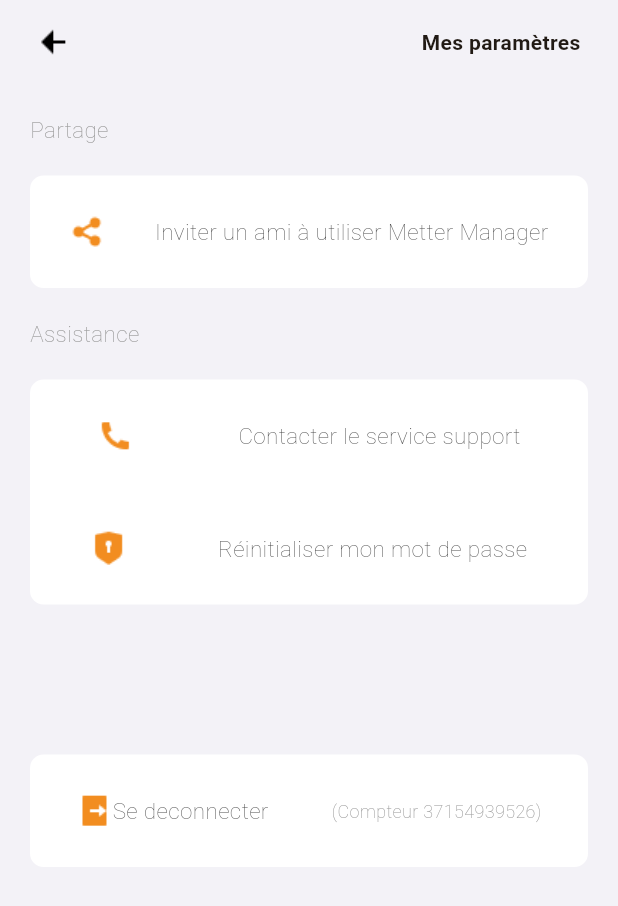
After one commit to ClichyMercury/CheckElec, a Flutter app: the Settings screen opened directly, on a phone screen of 412 x 824 dp. The commit adds this screen. Shown: the top 906 px of the screen. Run offline on Flutter 3.47's test engine with Material 2 defaults, Android fonts, the light colour scheme and no system bars; our stand-ins replace flutter_svg; Roboto replaces fonts that are missing (Isophan); project files that could hold a hidden picture were left out.

```diff
--- a/lib/screens/root.dart
+++ b/lib/screens/root.dart
@@ -1,7 +1,7 @@
-import 'package:check_elec/screens/homepage/homepage.dart';
-import 'package:check_elec/screens/profil/profil.dart';
-import 'package:check_elec/screens/statistiques/statistcs.dart';
+import 'package:check_elec/screens/root/homepage/homepage.dart';
+import 'package:check_elec/screens/root/statistiques/statistcs.dart';
 import 'package:check_elec/widgets/bottomNavigationBar/custtom_navigation_bar.dart';
+import 'package:check_elec/screens/root/profil/profil.dart';
 import 'package:flutter/material.dart';
 
 class Root extends StatefulWidget {
--- a/lib/screens/homepage/homepage.dart
+++ b/lib/screens/root/homepage/homepage.dart
@@ -1,4 +1,5 @@
 import 'package:check_elec/constant/custumTheme.dart';
+import 'package:check_elec/settings.dart';
 import 'package:flutter/material.dart';
 
 class MyHomePage extends StatefulWidget {
@@ -22,7 +23,14 @@ class _MyHomePageState extends State<MyHomePage> {
             splashColor: CustumTheme.orangeMainColor.withOpacity(0.2),
             child: Padding(
               padding: const EdgeInsets.only(left: 15),
-              child: Image.asset("assets/icons/settings.png"),
+              child: GestureDetector(
+                  onTap: () {
+                    Navigator.push(
+                        context,
+                        MaterialPageRoute(
+                            builder: (context) => const Settings()));
+                  },
+                  child: Image.asset("assets/icons/settings.png")),
             ),
           ),
           actions: [
@@ -79,7 +87,7 @@ class _MyHomePageState extends State<MyHomePage> {
                 ),
                 const SizedBox(height: 10),
                 Container(
-                  padding: EdgeInsets.all(20),
+                  padding: const EdgeInsets.all(20),
                   width: double.infinity,
                   height: 200,
                   decoration: ShapeDecoration(
@@ -150,18 +158,16 @@ class _MyHomePageState extends State<MyHomePage> {
                   ),
                 ),
                 const SizedBox(height: 25),
-                SingleChildScrollView(
-                  scrollDirection: Axis.horizontal,
-                  child: Row(
+                Row(
+                  mainAxisAlignment: MainAxisAlignment.spaceBetween,
                   children: [
                     servicesCard("assets/icons/nineSquareIcon.png",
                         "Faire un \nrechargement"),
-                      servicesCard("assets/icons/calendar.png",
-                          "Voir mes \nprédictions"),
+                    servicesCard(
+                        "assets/icons/calendar.png", "Voir mes \nprédictions"),
                     servicesCard(
                         "assets/icons/history.png", "Voir mon \nhistorique"),
                   ],
-                  ),
                 )
               ],
             ),
@@ -174,8 +180,8 @@ class _MyHomePageState extends State<MyHomePage> {
       children: [
         Container(
           margin: const EdgeInsets.symmetric(horizontal: 5),
-          width: 90,
-          height: 112,
+          width: 100,
+          height: 122,
           decoration: ShapeDecoration(
             color: Colors.white,
             shape:
--- a/lib/screens/profil/profil.dart
+++ b/lib/screens/root/profil/profil.dart
@@ -1,3 +1,4 @@
+import 'package:check_elec/settings.dart';
 import 'package:flutter/material.dart';
 import 'package:check_elec/constant/custumTheme.dart';
 
@@ -22,7 +23,14 @@ class _MyMyProlileState extends State<MyMyProlile> {
           splashColor: CustumTheme.orangeMainColor.withOpacity(0.2),
           child: Padding(
             padding: const EdgeInsets.only(left: 15),
-            child: Image.asset("assets/icons/settings.png"),
+            child: GestureDetector(
+                onTap: () {
+                  Navigator.push(
+                      context,
+                      MaterialPageRoute(
+                          builder: (context) => const Settings()));
+                },
+                child: Image.asset("assets/icons/settings.png")),
           ),
         ),
         actions: [
--- a/lib/screens/statistiques/statistcs.dart
+++ b/lib/screens/root/statistiques/statistcs.dart
@@ -1,4 +1,5 @@
 import 'package:check_elec/constant/custumTheme.dart';
+import 'package:check_elec/settings.dart';
 import 'package:check_elec/widgets/statHistory.dart';
 import 'package:check_elec/widgets/timeSelection.dart';
 import 'package:flutter/material.dart';
@@ -24,7 +25,12 @@ class _MyStatisticsState extends State<MyStatistics> {
             splashColor: CustumTheme.orangeMainColor.withOpacity(0.2),
             child: Padding(
               padding: const EdgeInsets.only(left: 15),
-              child: Image.asset("assets/icons/settings.png"),
+              child: GestureDetector(onTap: () {
+                  Navigator.push(
+                      context,
+                      MaterialPageRoute(
+                          builder: (context) => const Settings()));
+                },child: Image.asset("assets/icons/settings.png")),
             ),
           ),
           actions: [
--- /dev/null
+++ b/lib/settings.dart
@@ -0,0 +1,198 @@
+import 'package:flutter/material.dart';
+import 'package:check_elec/constant/custumTheme.dart';
+
+class Settings extends StatefulWidget {
+  const Settings({
+    super.key,
+  });
+
+  @override
+  State<Settings> createState() => _SettingsState();
+}
+
+class _SettingsState extends State<Settings> {
+  @override
+  Widget build(BuildContext context) {
+    return Scaffold(
+      backgroundColor: const Color(0xffF3F2F7),
+      appBar: AppBar(
+        backgroundColor: Colors.transparent,
+        elevation: 0,
+        leading: InkWell(
+          splashColor: CustumTheme.orangeMainColor.withOpacity(0.2),
+          child: Padding(
+            padding: const EdgeInsets.only(left: 15),
+            child: GestureDetector(
+                onTap: () {
+                  Navigator.pop(context);
+                },
+                child: Image.asset("assets/icons/back.png")),
+          ),
+        ),
+        actions: [
+          InkWell(
+            splashColor: Colors.orange.withOpacity(0.2),
+            child: const Padding(
+                padding: const EdgeInsets.only(right: 25),
+                child: Text(
+                  "Mes paramètres",
+                  style: TextStyle(fontWeight: FontWeight.bold),
+                )),
+          ),
+        ],
+      ),
+      body: SingleChildScrollView(
+        child: Padding(
+          padding: const EdgeInsets.all(20.0),
+          child: Column(
+            children: [
+              Row(
+                children: [
+                  const Text(
+                    'Partage',
+                    style: TextStyle(
+                      color: Color(0xFF9B9B9B),
+                      fontSize: 15,
+                      fontFamily: 'Isophan',
+                      fontWeight: FontWeight.w100,
+                    ),
+                  ),
+                  Container()
+                ],
+              ),
+              const SizedBox(height: 20),
+              Container(
+                height: 75,
+                decoration: ShapeDecoration(
+                  color: Colors.white,
+                  shape: RoundedRectangleBorder(
+                      borderRadius: BorderRadius.circular(9)),
+                ),
+                child: Padding(
+                  padding: EdgeInsets.symmetric(horizontal: 10),
+                  child: Row(
+                    mainAxisAlignment: MainAxisAlignment.spaceAround,
+                    children: [
+                      Image.asset('assets/icons/share.png'),
+                      Text(
+                        'Inviter un ami à utiliser Metter Manager',
+                        textAlign: TextAlign.center,
+                        style: TextStyle(
+                          color: CustumTheme.textColor,
+                          fontSize: 15,
+                          fontWeight: FontWeight.w100,
+                        ),
+                      ),
+                    ],
+                  ),
+                ),
+              ),
+              const SizedBox(height: 20),
+              Row(
+                children: [
+                  const Text(
+                    'Assistance',
+                    style: TextStyle(
+                      color: Color(0xFF9B9B9B),
+                      fontSize: 15,
+                      fontFamily: 'Isophan',
+                      fontWeight: FontWeight.w100,
+                    ),
+                  ),
+                  Container()
+                ],
+              ),
+              const SizedBox(height: 20),
+              Container(
+                height: 150,
+                decoration: ShapeDecoration(
+                  color: Colors.white,
+                  shape: RoundedRectangleBorder(
+                      borderRadius: BorderRadius.circular(9)),
+                ),
+                child: Padding(
+                  padding: EdgeInsets.symmetric(horizontal: 10),
+                  child: Column(
+                    mainAxisAlignment: MainAxisAlignment.spaceAround,
+                    children: [
+                      Row(
+                        mainAxisAlignment: MainAxisAlignment.spaceAround,
+                        children: [
+                          Image.asset('assets/icons/support.png'),
+                          Text(
+                            'Contacter le service support',
+                            textAlign: TextAlign.center,
+                            style: TextStyle(
+                              color: CustumTheme.textColor,
+                              fontSize: 15,
+                              fontWeight: FontWeight.w100,
+                            ),
+                          ),
+                        ],
+                      ),
+                      Row(
+                        mainAxisAlignment: MainAxisAlignment.spaceAround,
+                        children: [
+                          Image.asset('assets/icons/reset password.png'),
+                          Text(
+                            'Réinitialiser mon mot de passe',
+                            textAlign: TextAlign.center,
+                            style: TextStyle(
+                              color: CustumTheme.textColor,
+                              fontSize: 15,
+                              fontWeight: FontWeight.w100,
+                            ),
+                          ),
+                        ],
+                      ),
+                    ],
+                  ),
+                ),
+              ),
+              const SizedBox(height: 100),
+              Container(
+                height: 75,
+                decoration: ShapeDecoration(
+                  color: Colors.white,
+                  shape: RoundedRectangleBorder(
+                      borderRadius: BorderRadius.circular(9)),
+                ),
+                child: Padding(
+                  padding: EdgeInsets.symmetric(horizontal: 10),
+                  child: Row(
+                    mainAxisAlignment: MainAxisAlignment.spaceAround,
+                    children: [
+                      Row(
+                        children: [
+                          Image.asset('assets/icons/logout.png'),
+                          Text(
+                            'Se deconnecter',
+                            textAlign: TextAlign.center,
+                            style: TextStyle(
+                              color: CustumTheme.textColor,
+                              fontSize: 15,
+                              fontWeight: FontWeight.w100,
+                            ),
+                          ),
+                        ],
+                      ),
+                      Text(
+                        '(Compteur 37154939526)',
+                        textAlign: TextAlign.center,
+                        style: TextStyle(
+                          color: Color(0xFF9B9B9B),
+                          fontSize: 12,
+                          fontWeight: FontWeight.w100,
+                        ),
+                      )
+                    ],
+                  ),
+                ),
+              ),
+            ],
+          ),
+        ),
+      ),
+    );
+  }
+}
```
Also changed, not shown: assets/icons/back.png (added), assets/icons/logout.png (added), assets/icons/reset password.png (added), assets/icons/share.png (added), assets/icons/support.png (added). Lines whose indentation alone changed are shown as unchanged.
